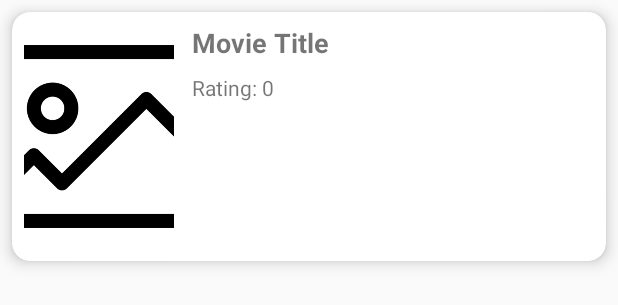
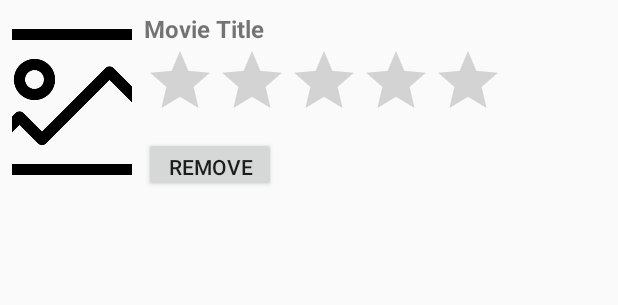
Before and after one commit to Ricardo1240842/DDSMV_ProjectDroid_1240842_1241270, an Android app: the layout item_watchlist_movie.xml on its own in the app's theme, with its tools: preview values and no code run, on a phone screen of 412 x 824 dp. Shown: the top 305 px of the screen. Run offline under Robolectric (Android 15) with nearby library versions, the phone set to English and light mode, and no system bars.

Commit message:
top 10 fixed
top 10 working
ratings working
just missing some bug fixes

```diff
--- a/MovieWatchlist/app/src/main/res/layout/item_watchlist_movie.xml
+++ b/MovieWatchlist/app/src/main/res/layout/item_watchlist_movie.xml
@@ -1,34 +1,23 @@
-<?xml version="1.0" encoding="utf-8"?>
-<androidx.cardview.widget.CardView xmlns:android="http://schemas.android.com/apk/res/android"
-                                   xmlns:card_view="http://schemas.android.com/apk/res-auto"
+<LinearLayout xmlns:android="http://schemas.android.com/apk/res/android"
               android:layout_width="match_parent"
               android:layout_height="wrap_content"
-                                   android:layout_margin="8dp"
-                                   card_view:cardCornerRadius="12dp"
-                                   card_view:cardElevation="6dp">
+              android:orientation="horizontal"
+              android:padding="8dp">
+
+    <ImageView
+            android:id="@+id/posterImage"
+            android:layout_width="80dp"
+            android:layout_height="120dp"
+            android:scaleType="centerCrop"
+            android:src="@drawable/placeholder"
+            android:contentDescription="@string/movie_poster" />
 
     <LinearLayout
-            android:orientation="horizontal"
-            android:padding="8dp"
-            android:layout_width="match_parent"
-            android:layout_height="wrap_content">
-
-        <!-- Poster -->
-        <ImageView
-                android:id="@+id/posterImage"
-                android:layout_width="100dp"
-                android:layout_height="150dp"
-                android:scaleType="centerCrop"
-                android:contentDescription="Movie Poster"
-                android:src="@drawable/placeholder" />
-
-        <!-- Title + rating -->
-        <LinearLayout
+            android:layout_width="0dp"
+            android:layout_height="match_parent"
+            android:layout_weight="1"
             android:orientation="vertical"
-                android:layout_marginStart="12dp"
-                android:layout_width="match_parent"
-                android:layout_height="wrap_content"
-                android:gravity="center_vertical">
+            android:paddingStart="8dp">
 
         <TextView
                 android:id="@+id/movieTitle"
@@ -36,16 +25,22 @@
                 android:layout_height="wrap_content"
                 android:text="Movie Title"
                 android:textStyle="bold"
-                    android:textSize="18sp"
-                    android:maxLines="2"
-                    android:ellipsize="end" />
+                android:textSize="16sp" />
 
-            <TextView
-                    android:id="@+id/movieRating"
+        <RatingBar
+                android:id="@+id/ratingBar"
                 android:layout_width="wrap_content"
                 android:layout_height="wrap_content"
-                    android:text="Rating: 0"
-                    android:layout_marginTop="8dp" />
+                android:numStars="5"
+                android:stepSize="1.0"
+                android:rating="0" />
+
+        <Button
+                android:id="@+id/removeButton"
+                android:layout_width="wrap_content"
+                android:layout_height="wrap_content"
+                android:text="Remove"
+                android:layout_marginTop="4dp" />
+
     </LinearLayout>
 </LinearLayout>
-</androidx.cardview.widget.CardView>
```
Also changed, not shown: MovieWatchlist/app/src/main/java/com/example/moviewatchlist/WatchlistActivity.java (+32 -25 lines), MovieWatchlist/app/src/main/java/com/example/moviewatchlist/WatchlistAdapter.java (+66 -6 lines), 1 other file. Lines whose indentation alone changed are shown as unchanged.
